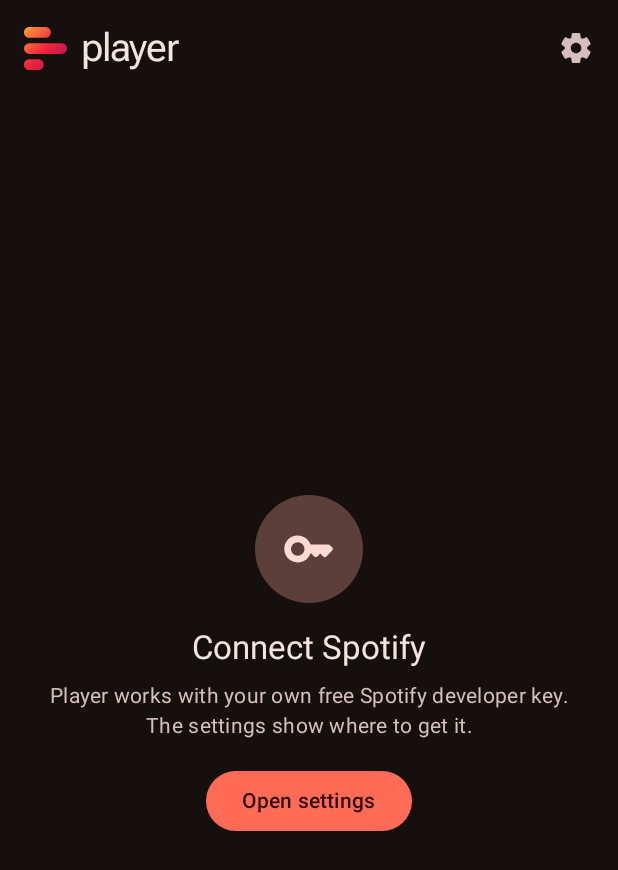
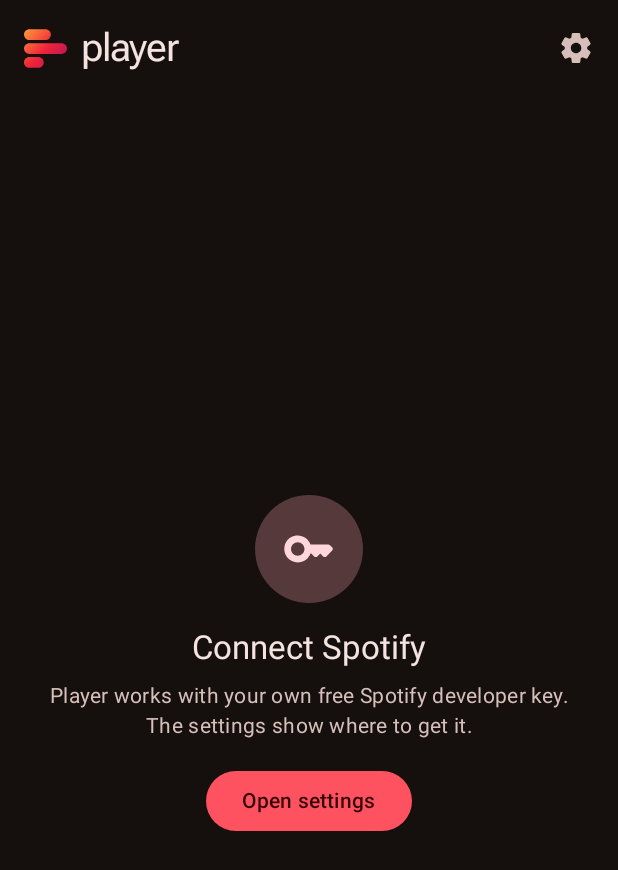
Before and after one commit to wimvdon/player, an Android app built with Jetpack Compose: the screen it shows after launch (MainActivity), on a phone screen of 412 x 824 dp. Shown: the top 870 px of the screen. Run offline under Robolectric (Android 15) with nearby library versions, the phone set to English and light mode, and no system bars.

Commit message:
New app icon: same padding, white background, closer bars; colour scheme follows the icon (#21)
Claude-Session: https://claude.ai/code/session_016RkgrdHTEGbKMx7Jwh2WiF

Co-authored-by: Claude <noreply@anthropic.com>

```diff
--- a/app/src/main/kotlin/to/wim/player/ui/theme/Theme.kt
+++ b/app/src/main/kotlin/to/wim/player/ui/theme/Theme.kt
@@ -11,20 +11,20 @@ import androidx.compose.ui.graphics.Color
 import androidx.compose.ui.platform.LocalContext
 import to.wim.player.data.model.ThemeMode
 
-// Fallback palette (dynamic color off), from the icon's middle gradient stop #FF5A47. Dark is the
-// default: warm near-black surfaces with one vivid coral red for what you press (like Spotify's
+// Fallback palette (dynamic color off), from the icon's middle gradient stop #F0243A. Dark is the
+// default: warm near-black surfaces with one vivid red for what you press (like Spotify's
 // one green), amber (tertiary) only where energy and mood are drawn. Light keeps the same roles
 // with a deeper red so text on white stays readable. See DESIGN.md, "This app".
 private val LightColors =
     lightColorScheme(
-        primary = Color(0xFFB02B1B),
+        primary = Color(0xFFBB1B28),
         onPrimary = Color(0xFFFFFFFF),
-        primaryContainer = Color(0xFFFFDAD4),
-        onPrimaryContainer = Color(0xFF410100),
-        secondary = Color(0xFF775651),
+        primaryContainer = Color(0xFFFFD6DA),
+        onPrimaryContainer = Color(0xFF3D0005),
+        secondary = Color(0xFF744E51),
         onSecondary = Color(0xFFFFFFFF),
-        secondaryContainer = Color(0xFFFFDAD4),
-        onSecondaryContainer = Color(0xFF2C1511),
+        secondaryContainer = Color(0xFFFFD6DA),
+        onSecondaryContainer = Color(0xFF281517),
         tertiary = Color(0xFF7D5700),
         onTertiary = Color(0xFFFFFFFF),
         tertiaryContainer = Color(0xFFFFDDB0),
@@ -43,7 +43,7 @@ private val LightColors =
         outlineVariant = Color(0xFFD8C2BD),
         inverseSurface = Color(0xFF392E2C),
         inverseOnSurface = Color(0xFFFFEDEA),
-        inversePrimary = Color(0xFFFF6B57),
+        inversePrimary = Color(0xFFFF5260),
         surfaceDim = Color(0xFFE8D6D3),
         surfaceBright = Color(0xFFFFF8F6),
         surfaceContainerLowest = Color(0xFFFFFFFF),
@@ -55,14 +55,14 @@ private val LightColors =
 
 private val DarkColors =
     darkColorScheme(
-        primary = Color(0xFFFF6B57),
-        onPrimary = Color(0xFF2B0600),
-        primaryContainer = Color(0xFF7A1A0E),
-        onPrimaryContainer = Color(0xFFFFDAD4),
-        secondary = Color(0xFFE7BDB6),
-        onSecondary = Color(0xFF442925),
-        secondaryContainer = Color(0xFF5D3F3A),
-        onSecondaryContainer = Color(0xFFFFDAD4),
+        primary = Color(0xFFFF5260),
+        onPrimary = Color(0xFF330004),
+        primaryContainer = Color(0xFF7C0E17),
+        onPrimaryContainer = Color(0xFFFFD6DA),
+        secondary = Color(0xFFF0C2C6),
+        onSecondary = Color(0xFF422426),
+        secondaryContainer = Color(0xFF56393B),
+        onSecondaryContainer = Color(0xFFFFD6DA),
         tertiary = Color(0xFFFFC05C),
         onTertiary = Color(0xFF422C00),
         tertiaryContainer = Color(0xFF5C3C00),
@@ -81,7 +81,7 @@ private val DarkColors =
         outlineVariant = Color(0xFF52423F),
         inverseSurface = Color(0xFFF5E3DF),
         inverseOnSurface = Color(0xFF392E2C),
-        inversePrimary = Color(0xFFB02B1B),
+        inversePrimary = Color(0xFFBB1B28),
         surfaceDim = Color(0xFF150F0E),
         surfaceBright = Color(0xFF3D3331),
         surfaceContainerLowest = Color(0xFF0F0A09),
--- a/app/src/main/res/drawable/ic_logo_bars.xml
+++ b/app/src/main/res/drawable/ic_logo_bars.xml
@@ -10,7 +10,7 @@
     <group
         android:translateX="-30"
         android:translateY="-30">
-        <path android:pathData="M36,30h18a6,6 0,0 1,0,12h-18a6,6 0,0 1,0,-12z M36,48h36a6,6 0,0 1,0,12h-36a6,6 0,0 1,0,-12z M36,66h10a6,6 0,0 1,0,12h-10a6,6 0,0 1,0,-12z">
+        <path android:pathData="M36,32.5h18a6,6 0,0 1,0,12h-18a6,6 0,0 1,0,-12z M36,48h36a6,6 0,0 1,0,12h-36a6,6 0,0 1,0,-12z M36,63.5h10a6,6 0,0 1,0,12h-10a6,6 0,0 1,0,-12z">
             <aapt:attr name="android:fillColor">
                 <gradient
                     android:type="linear"
--- a/app/src/main/res/drawable/ic_notification.xml
+++ b/app/src/main/res/drawable/ic_notification.xml
@@ -12,6 +12,6 @@
         android:translateY="-10.5">
         <path
             android:fillColor="#FFFFFFFF"
-            android:pathData="M36,30h18a6,6 0,0 1,0,12h-18a6,6 0,0 1,0,-12z M36,48h36a6,6 0,0 1,0,12h-36a6,6 0,0 1,0,-12z M36,66h10a6,6 0,0 1,0,12h-10a6,6 0,0 1,0,-12z" />
+            android:pathData="M36,32.5h18a6,6 0,0 1,0,12h-18a6,6 0,0 1,0,-12z M36,48h36a6,6 0,0 1,0,12h-36a6,6 0,0 1,0,-12z M36,63.5h10a6,6 0,0 1,0,12h-10a6,6 0,0 1,0,-12z" />
     </group>
 </vector>
```
Also changed, not shown: app/src/main/res/drawable/ic_launcher_background.xml (+4 -16 lines), app/src/main/res/drawable/ic_launcher_foreground.xml (+10 -4 lines), app/src/main/res/drawable/ic_launcher_monochrome.xml (+9 -3 lines), 5 other files.
